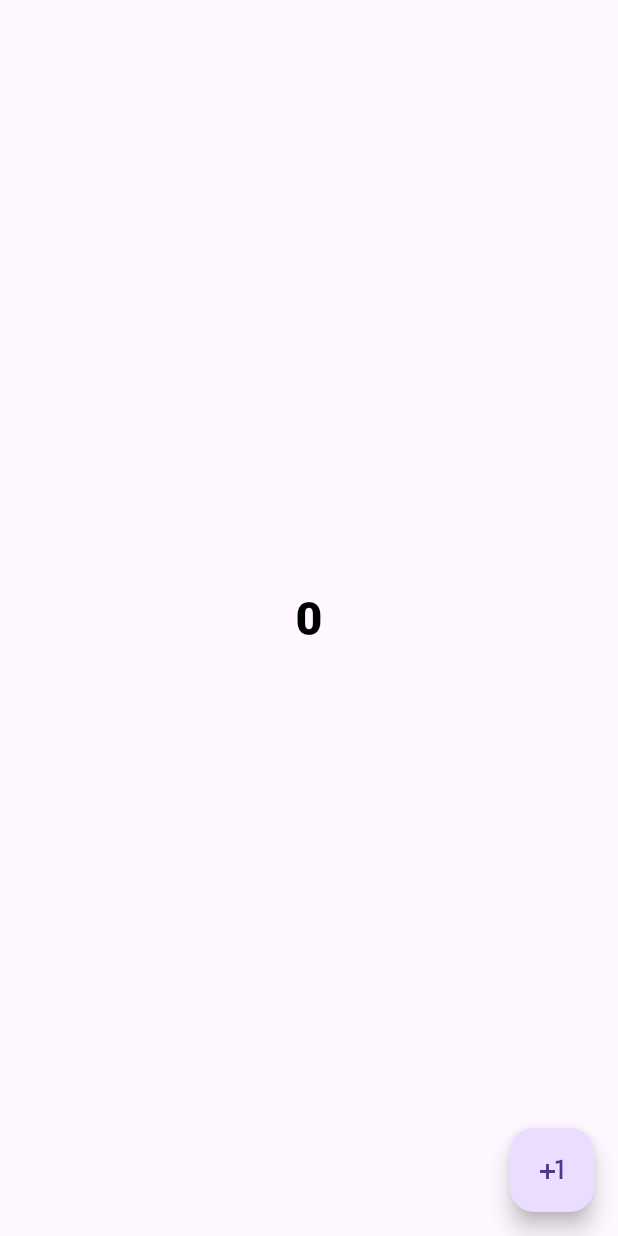
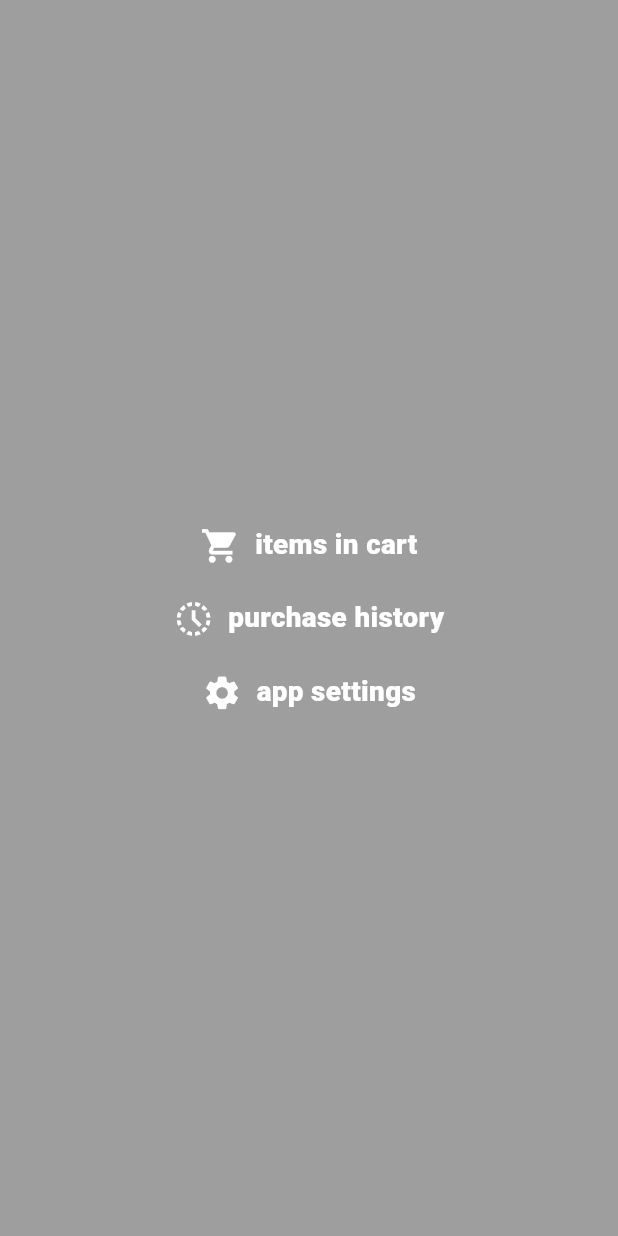
Before and after one commit to MD-Ismail75/flutter_crazy_Animation, a Flutter app: the Test screen opened directly, on a phone screen of 412 x 824 dp. Run offline on Flutter 3.47's test engine with Material 3 defaults, Android fonts, the phone set to English and light mode, and no system bars; our stand-ins replace get.

Commit message:
first commit

```diff
--- /dev/null
+++ b/lib/pages/test.dart
@@ -0,0 +1,79 @@
+import 'package:flutter/material.dart';
+import 'package:get/get.dart';
+
+class Test extends StatelessWidget {
+  const Test({super.key});
+
+  @override
+  Widget build(BuildContext context) {
+
+    var size = Get.size;
+
+    return Scaffold(
+      backgroundColor: Colors.grey,
+      body: SizedBox(
+        width: size.width,
+        child: Column(
+        mainAxisAlignment: MainAxisAlignment.center,
+        crossAxisAlignment: CrossAxisAlignment.center,
+        children: [
+          Text.rich(
+            TextSpan(
+              children:[
+                WidgetSpan(child: Icon(Icons.shopping_cart,color: Colors.white,size: size.width*.065,),alignment: PlaceholderAlignment.middle),
+                TextSpan(
+                  text: "  items in cart",
+                  style: TextStyle(
+                    color: Colors.white,
+                    fontWeight: FontWeight.w900,
+                    fontSize: size.width*.045,
+                  )
+                )
+              ]
+            ),
+            textAlign: TextAlign.center,
+          ),
+
+          Padding(
+            padding: const EdgeInsets.all(21.0),
+            child: Text.rich(
+              TextSpan(
+                  children:[
+                    WidgetSpan(child: Icon(Icons.history_toggle_off,color: Colors.white,size: size.width*.065,),alignment: PlaceholderAlignment.middle),
+                    TextSpan(
+                        text: "  purchase history",
+                        style: TextStyle(
+                          color: Colors.white,
+                          fontWeight: FontWeight.w900,
+                          fontSize: size.width*.045,
+                        )
+                    )
+                  ]
+              ),
+              textAlign: TextAlign.center,
+            ),
+          ),
+
+          Text.rich(
+            TextSpan(
+                children:[
+                  WidgetSpan(child: Icon(Icons.settings,color: Colors.white,size: size.width*.065,),alignment: PlaceholderAlignment.middle),
+                  TextSpan(
+                      text: "  app settings",
+                      style: TextStyle(
+                        color: Colors.white,
+                        fontWeight: FontWeight.w900,
+                        fontSize: size.width*.045,
+                      )
+                  )
+                ]
+            ),
+            textAlign: TextAlign.center,
+          ),
+
+        ],
+        ),
+      ),
+    );
+  }
+}
--- a/lib/test.dart
+++ /dev/null
@@ -1,27 +0,0 @@
-import 'package:flutter/material.dart';
-import 'package:get/get.dart';
-
-class Test extends StatelessWidget {
-  const Test({super.key});
-
-  @override
-  Widget build(BuildContext context) {
-   RxInt i = 0.obs;
-    return Scaffold(
-      floatingActionButton: FloatingActionButton(onPressed: (){
-        ++i;
-      },
-      child: Icon(Icons.plus_one),
-      ),
-      body: Center(
-        child: Obx(() => Text("$i",
-          style: TextStyle(
-            fontSize: 31,
-            fontWeight: FontWeight.w900,
-            color: Colors.black,
-          ),
-        ),)
-      ),
-    );
-  }
-}
--- a/pubspec.yaml
+++ b/pubspec.yaml
@@ -61,7 +61,9 @@ flutter:
 
   # To add assets to your application, add an assets section, like this:
   assets:
-    - assets/images/
+    - assets/images/ismail.jpg
+    - assets/images/ismail2.png
+    - assets/images/ismail3.jpeg
   #   - images/a_dot_burr.jpeg
   #   - images/a_dot_ham.jpeg
 
```
Also changed, not shown: crazy_animation.dart (added, +17 -0 lines), lib/page_1.dart (deleted, +0 -50 lines), lib/page_2.dart (deleted, +0 -51 lines), lib/pages/crazy_animation.dart (added, +292 -0 lines), lib/pages/main.dart (renamed from lib/main.dart, +6 -4 lines), lib/widgets/menu_items.dart (added, +79 -0 lines), lib/widgets/top_card.dart (added, +47 -0 lines), assets/images/ismail2.png (added), assets/images/ismail3.jpeg (added), lib/pages/home.dart (renamed from lib/home.dart), 1 other file.
